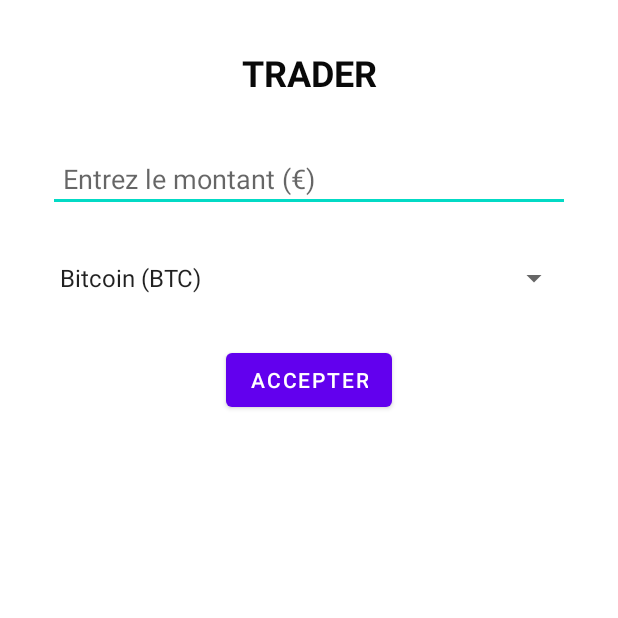
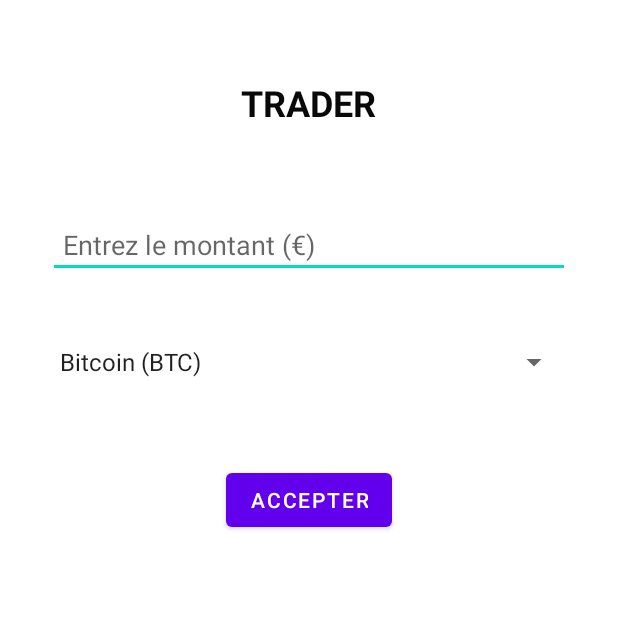
Before and after one commit to Mathias-Gh/CoinTrace, an Android app: the TraderActivity screen opened directly, with no data from a screen before it, on a phone screen of 412 x 824 dp, the top half of it. Run offline under Robolectric (Android 15) with nearby library versions, the phone set to English and light mode, and no system bars.

Commit message:
add trader function back and front

```diff
--- a/app/src/main/res/layout/activity_favorites.xml
+++ b/app/src/main/res/layout/activity_favorites.xml
@@ -11,10 +11,12 @@
         android:id="@+id/favoritesListView"
         android:layout_width="0dp"
         android:layout_height="0dp"
-        android:layout_marginTop="16dp"
+        android:layout_marginTop="50dp"
         app:layout_constraintBottom_toBottomOf="parent"
         app:layout_constraintEnd_toEndOf="parent"
+        app:layout_constraintHorizontal_bias="0.0"
         app:layout_constraintStart_toStartOf="parent"
-        app:layout_constraintTop_toTopOf="parent" />
+        app:layout_constraintTop_toTopOf="parent"
+        app:layout_constraintVertical_bias="1.0" />
 
 </androidx.constraintlayout.widget.ConstraintLayout>
--- a/app/src/main/res/layout/activity_trader.xml
+++ b/app/src/main/res/layout/activity_trader.xml
@@ -8,54 +8,60 @@
     tools:context=".ui.TraderActivity">
 
     <!-- Titre -->
+
+    <!-- Champ pour entrer le montant -->
+
+    <!-- Spinner crypto -->
+
+    <!-- Bouton accepter -->
     <TextView
         android:id="@+id/traderTextView"
         android:layout_width="wrap_content"
         android:layout_height="wrap_content"
+        android:layout_marginTop="52dp"
         android:text="TRADER"
         android:textColor="#090909"
         android:textSize="24sp"
         android:textStyle="bold"
-        app:layout_constraintTop_toTopOf="parent"
+        app:layout_constraintEnd_toEndOf="parent"
+        app:layout_constraintHorizontal_bias="0.498"
         app:layout_constraintStart_toStartOf="parent"
-        app:layout_constraintEnd_toEndOf="parent"
-        android:layout_marginTop="32dp"/>
+        app:layout_constraintTop_toTopOf="parent" />
 
-    <!-- Champ pour entrer le montant -->
     <EditText
         android:id="@+id/amountEditText"
         android:layout_width="0dp"
         android:layout_height="wrap_content"
+        android:layout_marginStart="32dp"
+        android:layout_marginTop="56dp"
+        android:layout_marginEnd="32dp"
         android:hint="Entrez le montant (€)"
         android:inputType="numberDecimal"
         android:padding="10dp"
-        app:layout_constraintTop_toBottomOf="@id/traderTextView"
+        app:layout_constraintEnd_toEndOf="parent"
+        app:layout_constraintHorizontal_bias="0.0"
         app:layout_constraintStart_toStartOf="parent"
-        app:layout_constraintEnd_toEndOf="parent"
-        android:layout_marginStart="32dp"
-        android:layout_marginEnd="32dp"
-        android:layout_marginTop="32dp"/>
+        app:layout_constraintTop_toBottomOf="@id/traderTextView" />
 
-    <!-- Spinner crypto -->
     <Spinner
         android:id="@+id/spinnerCrypto"
         android:layout_width="0dp"
         android:layout_height="wrap_content"
-        app:layout_constraintTop_toBottomOf="@id/amountEditText"
+        android:layout_marginStart="32dp"
+        android:layout_marginTop="44dp"
+        android:layout_marginEnd="32dp"
+        app:layout_constraintEnd_toEndOf="parent"
+        app:layout_constraintHorizontal_bias="0.0"
         app:layout_constraintStart_toStartOf="parent"
-        app:layout_constraintEnd_toEndOf="parent"
-        android:layout_marginStart="32dp"
-        android:layout_marginEnd="32dp"
-        android:layout_marginTop="32dp"/>
+        app:layout_constraintTop_toBottomOf="@id/amountEditText" />
 
-    <!-- Bouton accepter -->
     <Button
         android:id="@+id/btnAccept"
         android:layout_width="wrap_content"
         android:layout_height="wrap_content"
+        android:layout_marginTop="56dp"
         android:text="Accepter"
-        app:layout_constraintTop_toBottomOf="@id/spinnerCrypto"
+        app:layout_constraintEnd_toEndOf="parent"
         app:layout_constraintStart_toStartOf="parent"
-        app:layout_constraintEnd_toEndOf="parent"
-        android:layout_marginTop="32dp"/>
+        app:layout_constraintTop_toBottomOf="@id/spinnerCrypto" />
 </androidx.constraintlayout.widget.ConstraintLayout>
```
Also changed, not shown: app/src/main/java/com/example/cointrace/ui/TraderActivity.kt (+42 -10 lines).
